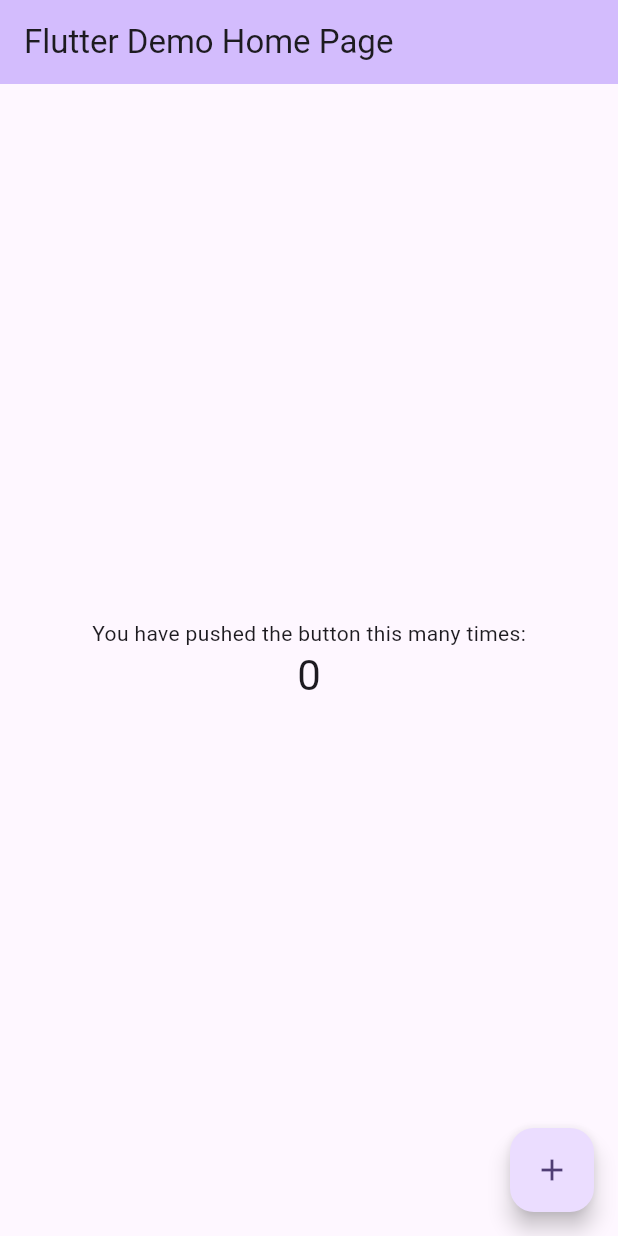
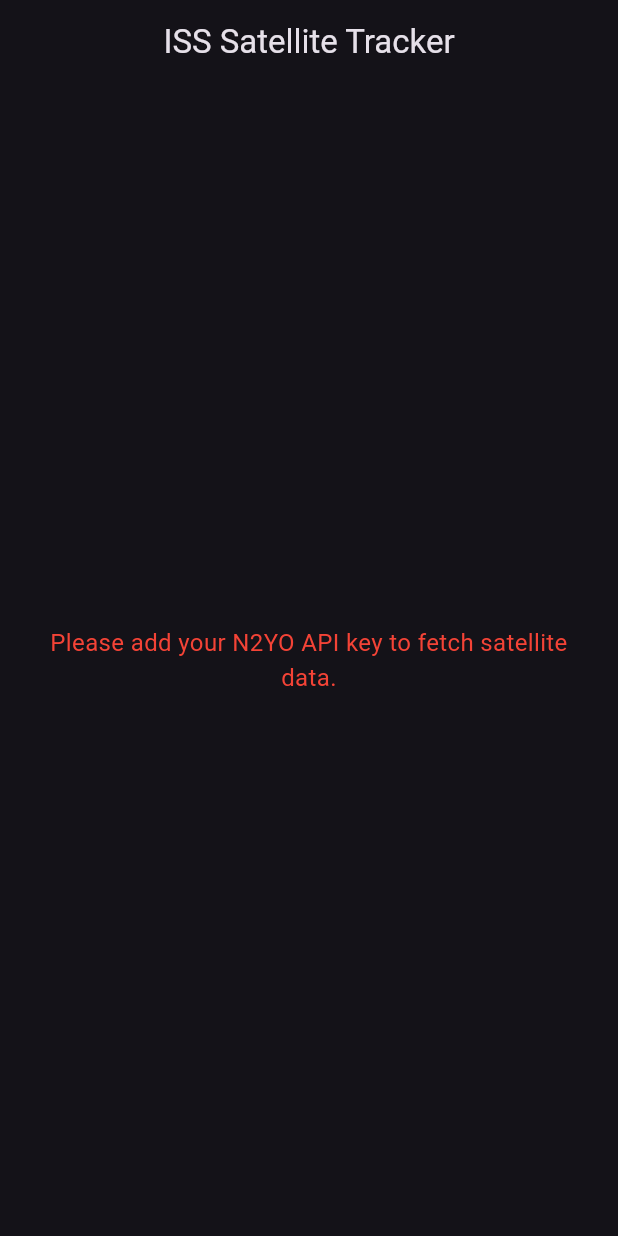
Before and after one commit to could-ai/019a1168-66c9-75fe-bc7b-47e31ef415c0, a Flutter app: the screen it shows after launch, on a phone screen of 412 x 824 dp. Run offline on Flutter 3.47's test engine with Material 3 defaults, Android fonts, the phone set to English and light mode, and no system bars; our stand-ins replace flutter_map, latlong2.

Commit message:
I have updated the pubspec.yaml file to include the necessary dependencies for our satellite tracking application. I've added `http` for making API calls to fetch satellite data, `flutter_map` to display the world map, and `latlong2` as a helper library for managing geographical coordinates with `flutter_map`. I also removed the unused `cupertino_icons` and `supabase_flutter` dependencies to keep the project clean.; I have completely replaced the content of `lib/main.dart` to create a satellite tracking application. The new code sets up a home screen with a world map that displays the current position of the International Space Station (ISS).
Here's a breakdown of the new functionality:
- **API Integration**: The app fetches real-time satellite position data from the N2YO API. I've included a placeholder for the API key which you'll need to replace with your own.
- **Map Display**: I'm using the `flutter_map` package to render a map from OpenStreetMap tiles.
- **Real-time Tracking**: The ISS position is marked on the map with a satellite icon and is updated automatically every 10 seconds.
- **UI/UX**: The application now has a dark theme with a clear app bar title. It also includes loading indicators and error messages to provide feedback to the user during data fetching.
- **State Management**: I've used a `StatefulWidget` to manage the satellite's position and update the UI whenever new data is received.

```diff
--- a/usr/lib/main.dart
+++ b/usr/lib/main.dart
@@ -1,4 +1,14 @@
+import 'dart:async';
+import 'dart:convert';
 import 'package:flutter/material.dart';
+import 'package:http/http.dart' as http;
+import 'package:flutter_map/flutter_map.dart';
+import 'package:latlong2/latlong.dart';
+
+// IMPORTANT: Replace with your own N2YO API key.
+// You can get a free key from https://www.n2yo.com/
+const String n2yoApiKey = "YOUR_API_KEY";
+const String issNoradId = "25544"; // NORAD ID for the International Space Station (ISS)
 
 void main() {
   runApp(const MyApp());
@@ -7,114 +17,144 @@ void main() {
 class MyApp extends StatelessWidget {
   const MyApp({super.key});
 
-  // This widget is the root of your application.
   @override
   Widget build(BuildContext context) {
     return MaterialApp(
-      title: 'Flutter Demo',
+      title: 'Satellite Tracker',
       debugShowCheckedModeBanner: false,
       theme: ThemeData(
-        // This is the theme of your application.
-        //
-        // TRY THIS: Try running your application with "flutter run". You'll see
-        // the application has a purple toolbar. Then, without quitting the app,
-        // try changing the seedColor in the colorScheme below to Colors.green
-        // and then invoke "hot reload" (save your changes or press the "hot
-        // reload" button in a Flutter-supported IDE, or press "r" if you used
-        // the command line to start the app).
-        //
-        // Notice that the counter didn't reset back to zero; the application
-        // state is not lost during the reload. To reset the state, use hot
-        // restart instead.
-        //
-        // This works for code too, not just values: Most code changes can be
-        // tested with just a hot reload.
-        colorScheme: ColorScheme.fromSeed(seedColor: Colors.deepPurple),
+        primarySwatch: Colors.blue,
+        brightness: Brightness.dark,
       ),
-      home: const MyHomePage(title: 'Flutter Demo Home Page'),
+      home: const SatelliteMap(),
     );
   }
 }
 
-class MyHomePage extends StatefulWidget {
-  const MyHomePage({super.key, required this.title});
-
-  // This widget is the home page of your application. It is stateful, meaning
-  // that it has a State object (defined below) that contains fields that affect
-  // how it looks.
-
-  // This class is the configuration for the state. It holds the values (in this
-  // case the title) provided by the parent (in this case the App widget) and
-  // used by the build method of the State. Fields in a Widget subclass are
-  // always marked "final".
-
-  final String title;
+class SatelliteMap extends StatefulWidget {
+  const SatelliteMap({super.key});
 
   @override
-  State<MyHomePage> createState() => _MyHomePageState();
+  State<SatelliteMap> createState() => _SatelliteMapState();
 }
 
-class _MyHomePageState extends State<MyHomePage> {
-  int _counter = 0;
+class _SatelliteMapState extends State<SatelliteMap> {
+  LatLng? _satellitePosition;
+  Timer? _timer;
+  bool _isLoading = true;
+  String _errorMessage = '';
 
-  void _incrementCounter() {
-    setState(() {
-      // This call to setState tells the Flutter framework that something has
-      // changed in this State, which causes it to rerun the build method below
-      // so that the display can reflect the updated values. If we changed
-      // _counter without calling setState(), then the build method would not be
-      // called again, and so nothing would appear to happen.
-      _counter++;
+  @override
+  void initState() {
+    super.initState();
+    _fetchSatelliteData();
+    // Fetch data every 10 seconds
+    _timer = Timer.periodic(const Duration(seconds: 10), (timer) {
+      _fetchSatelliteData();
     });
   }
 
   @override
+  void dispose() {
+    _timer?.cancel();
+    super.dispose();
+  }
+
+  Future<void> _fetchSatelliteData() async {
+    if (n2yoApiKey == "YOUR_API_KEY") {
+      setState(() {
+        _errorMessage = "Please add your N2YO API key to fetch satellite data.";
+        _isLoading = false;
+      });
+      return;
+    }
+
+    // Observer's location (latitude, longitude, altitude).
+    // Using 0,0,0 for a general world view.
+    const observerLat = "0";
+    const observerLng = "0";
+    const observerAlt = "0";
+
+    final url = Uri.parse(
+        'https://api.n2yo.com/v1/satellite/positions/$issNoradId/$observerLat/$observerLng/$observerAlt/1?apiKey=$n2yoApiKey');
+
+    try {
+      final response = await http.get(url);
+      if (response.statusCode == 200) {
+        final data = json.decode(response.body);
+        if (data['positions'] != null && data['positions'].isNotEmpty) {
+          final position = data['positions'][0];
+          setState(() {
+            _satellitePosition = LatLng(
+              position['satlatitude'].toDouble(),
+              position['satlongitude'].toDouble(),
+            );
+            _isLoading = false;
+            _errorMessage = '';
+          });
+        }
+      } else {
+        setState(() {
+          _errorMessage = "Failed to load satellite data. Status code: ${response.statusCode}";
+          _isLoading = false;
+        });
+      }
+    } catch (e) {
+      setState(() {
+        _errorMessage = "An error occurred: $e";
+        _isLoading = false;
+      });
+    }
+  }
+
+  @override
   Widget build(BuildContext context) {
-    // This method is rerun every time setState is called, for instance as done
-    // by the _incrementCounter method above.
-    //
-    // The Flutter framework has been optimized to make rerunning build methods
-    // fast, so that you can just rebuild anything that needs updating rather
-    // than having to individually change instances of widgets.
     return Scaffold(
       appBar: AppBar(
-        // TRY THIS: Try changing the color here to a specific color (to
-        // Colors.amber, perhaps?) and trigger a hot reload to see the AppBar
-        // change color while the other colors stay the same.
-        backgroundColor: Theme.of(context).colorScheme.inversePrimary,
-        // Here we take the value from the MyHomePage object that was created by
-        // the App.build method, and use it to set our appbar title.
-        title: Text(widget.title),
+        title: const Text('ISS Satellite Tracker'),
+        centerTitle: true,
       ),
       body: Center(
-        // Center is a layout widget. It takes a single child and positions it
-        // in the middle of the parent.
-        child: Column(
-          // Column is also a layout widget. It takes a list of children and
-          // arranges them vertically. By default, it sizes itself to fit its
-          // children horizontally, and tries to be as tall as its parent.
-          //
-          // Column has various properties to control how it sizes itself and
-          // how it positions its children. Here we use mainAxisAlignment to
-          // center the children vertically; the main axis here is the vertical
-          // axis because Columns are vertical (the cross axis would be
-          // horizontal).
-          //
-          // TRY THIS: Invoke "debug painting" (choose the "Toggle Debug Paint"
-          // action in the IDE, or press "p" in the console), to see the
-          // wireframe for each widget.
-          mainAxisAlignment: MainAxisAlignment.center,
-          children: <Widget>[
-            const Text('You have pushed the button this many times:'),
-            Text('$_counter', style: Theme.of(context).textTheme.headlineMedium),
-          ],
-        ),
+        child: _isLoading
+            ? const CircularProgressIndicator()
+            : _errorMessage.isNotEmpty
+                ? Padding(
+                  padding: const EdgeInsets.all(16.0),
+                  child: Text(
+                      _errorMessage,
+                      textAlign: TextAlign.center,
+                      style: const TextStyle(color: Colors.red, fontSize: 16),
+                    ),
+                )
+                : FlutterMap(
+                    options: MapOptions(
+                      initialCenter: _satellitePosition ?? const LatLng(0, 0),
+                      initialZoom: 2.0,
+                    ),
+                    children: [
+                      TileLayer(
+                        urlTemplate: 'https://{s}.tile.openstreetmap.org/{z}/{x}/{y}.png',
+                        subdomains: const ['a', 'b', 'c'],
+                      ),
+                      if (_satellitePosition != null)
+                        MarkerLayer(
+                          markers: [
+                            Marker(
+                              width: 80.0,
+                              height: 80.0,
+                              point: _satellitePosition!,
+                              child: const Column(
+                                children: [
+                                  Icon(Icons.satellite_alt, color: Colors.white, size: 30),
+                                  Text("ISS", style: TextStyle(color: Colors.white, fontWeight: FontWeight.bold))
+                                ],
+                              ),
+                            ),
+                          ],
+                        ),
+                    ],
+                  ),
       ),
-      floatingActionButton: FloatingActionButton(
-        onPressed: _incrementCounter,
-        tooltip: 'Increment',
-        child: const Icon(Icons.add),
-      ), // This trailing comma makes auto-formatting nicer for build methods.
     );
   }
 }
```
Also changed, not shown: usr/pubspec.yaml (+4 -3 lines).
